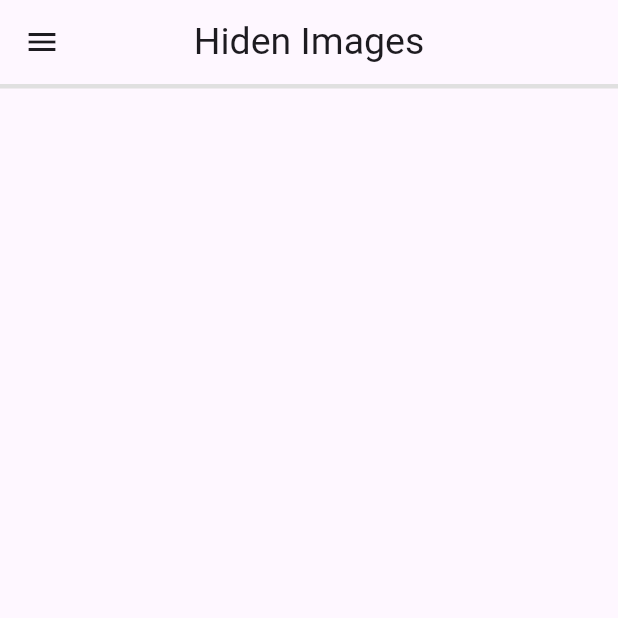
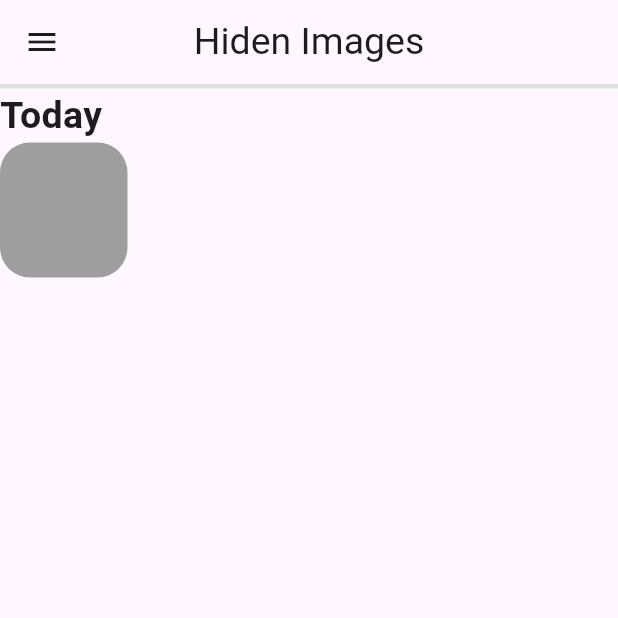
Before and after one commit to MauryaAayush/advflutterch_1, a Flutter app: the screen it shows after launch, after a tap on the "search" icon, on a phone screen of 412 x 824 dp, the top half of it. Run offline on Flutter 3.47's test engine with Material 3 defaults, Android fonts, the phone set to English and light mode, and no system bars; our stand-ins replace local_auth, shared_preferences.

Commit message:
Radhey Radhey

```diff
--- a/lib/screens/Gallery/Views/Hide_Screen/Hide_Screen.dart
+++ b/lib/screens/Gallery/Views/Hide_Screen/Hide_Screen.dart
@@ -16,7 +16,6 @@ class Hide_Screen extends StatelessWidget {
             style: TextStyle(fontSize: 25),
           ),
         ),
-
         body: Column(
           children: [
             Divider(
@@ -24,6 +23,28 @@ class Hide_Screen extends StatelessWidget {
               thickness: 25,
               color: Colors.grey.shade300,
             ),
+
+            // GridView.builder(gridDelegate: gridDelegate)
+
+            Row(
+              children: [
+                Text('Today',
+                    style: TextStyle(fontSize: 25, fontWeight: FontWeight.w600))
+              ],
+            ),
+            Row(
+              children: [
+                Container(
+                  height: 90,
+                  width: 85,
+                  decoration: BoxDecoration(
+                    color: Colors.grey,
+                    borderRadius: BorderRadius.circular(20)
+                  ),
+                ),
+
+              ],
+            )
           ],
         ),
       ),
```
